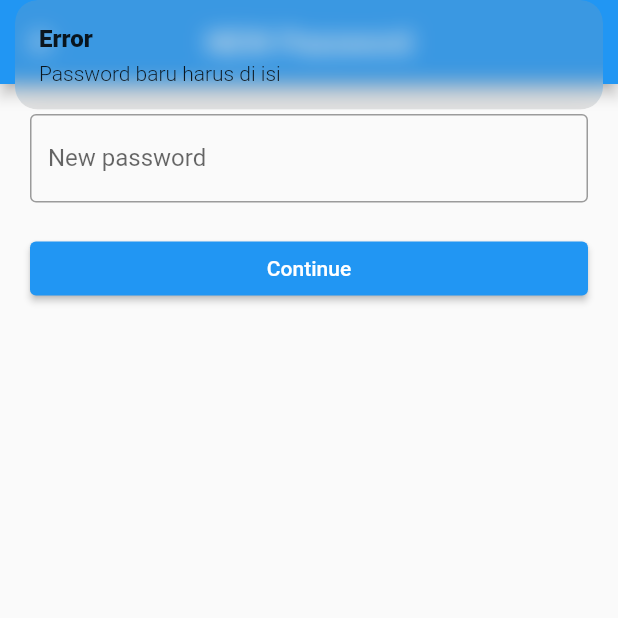
After one commit to agedz1911/Absensi, a Flutter app: the NewPasswordView screen opened by its route, after a tap on "Continue", on a phone screen of 412 x 824 dp, the top half of it. The commit adds this screen. Run offline on Flutter 3.47's test engine with Material 2 defaults, Android fonts, the phone set to English and light mode, and no system bars; our stand-ins replace cloud_firestore, firebase_auth, firebase_core, get; accounts and stored records are empty.

Commit message:
3rd commit

```diff
--- a/lib/app/modules/add_pegawai/views/add_pegawai_view.dart
+++ b/lib/app/modules/add_pegawai/views/add_pegawai_view.dart
@@ -18,6 +18,7 @@ class AddPegawaiView extends GetView<AddPegawaiController> {
         children: [
           TextField(
             controller: controller.nipC,
+            autocorrect: false,
             decoration: InputDecoration(
               labelText: "NIP",
               border: OutlineInputBorder(),
@@ -26,6 +27,7 @@ class AddPegawaiView extends GetView<AddPegawaiController> {
           SizedBox(height: 20),
           TextField(
             controller: controller.nameC,
+            autocorrect: false,
             decoration: InputDecoration(
               labelText: "Name",
               border: OutlineInputBorder(),
@@ -34,6 +36,7 @@ class AddPegawaiView extends GetView<AddPegawaiController> {
           SizedBox(height: 20),
           TextField(
             controller: controller.emailC,
+            autocorrect: false,
             decoration: InputDecoration(
               labelText: "Email",
               border: OutlineInputBorder(),
--- a/lib/app/modules/login/views/login_view.dart
+++ b/lib/app/modules/login/views/login_view.dart
@@ -18,6 +18,7 @@ class LoginView extends GetView<LoginController> {
         children: [
           TextField(
             controller: controller.emailC,
+            autocorrect: false,
             decoration: InputDecoration(
               labelText: "email",
               border: OutlineInputBorder(),
@@ -26,6 +27,7 @@ class LoginView extends GetView<LoginController> {
           SizedBox(height: 20),
           TextField(
             controller: controller.passC,
+            autocorrect: false,
             obscureText: true,
             decoration: InputDecoration(
               labelText: "password",
--- /dev/null
+++ b/lib/app/modules/new_password/bindings/new_password_binding.dart
@@ -0,0 +1,12 @@
+import 'package:get/get.dart';
+
+import '../controllers/new_password_controller.dart';
+
+class NewPasswordBinding extends Bindings {
+  @override
+  void dependencies() {
+    Get.lazyPut<NewPasswordController>(
+      () => NewPasswordController(),
+    );
+  }
+}
--- /dev/null
+++ b/lib/app/modules/new_password/controllers/new_password_controller.dart
@@ -0,0 +1,41 @@
+import 'package:absensi/app/routes/app_pages.dart';
+import 'package:firebase_auth/firebase_auth.dart';
+import 'package:flutter/cupertino.dart';
+import 'package:get/get.dart';
+
+class NewPasswordController extends GetxController {
+  TextEditingController newPassC = TextEditingController();
+  FirebaseAuth auth = FirebaseAuth.instance;
+
+  void newPassword() async {
+    if(newPassC.text.isNotEmpty) {
+      if(newPassC.text != "password") {
+        try {
+          String email = auth.currentUser!.email!;
+          await auth.currentUser!.updatePassword(newPassC.text);
+
+          await auth.signOut();
+
+          await auth.signInWithEmailAndPassword(
+            email: email,
+            password: newPassC.text
+          );
+
+          Get.offAllNamed(Routes.HOME);
+        } on FirebaseAuthException catch (e) {
+          if (e.code == 'weak-password') {
+          //print('No user found for that email.');
+          Get.snackbar("Error", "Masukan password yang lebih kuat, setidaknya 6 karakter");
+          }
+        } catch (e) {
+          Get.snackbar("Error", "Tidak dapat membuat password baru. hubungi admin");
+        }
+
+      } else {
+        Get.snackbar("Error", "password harus berbeda dengan sebelumnya");
+      }
+    } else {
+      Get.snackbar("Error", "Password baru harus di isi");
+    }
+  }
+}
--- /dev/null
+++ b/lib/app/modules/new_password/views/new_password_view.dart
@@ -0,0 +1,39 @@
+import 'package:flutter/material.dart';
+
+import 'package:get/get.dart';
+
+import '../controllers/new_password_controller.dart';
+
+class NewPasswordView extends GetView<NewPasswordController> {
+  const NewPasswordView({Key? key}) : super(key: key);
+  @override
+  Widget build(BuildContext context) {
+    return Scaffold(
+      appBar: AppBar(
+        title: const Text('NEW Password'),
+        centerTitle: true,
+      ),
+      body: ListView(
+        padding: const EdgeInsets.all(20),
+        children: [
+          TextField(
+            controller: controller.newPassC,
+            autocorrect: false,
+            obscureText: true,
+            decoration: InputDecoration(
+              labelText: "New password",
+              border: OutlineInputBorder(),
+            ),
+          ),
+          SizedBox(height: 20),
+          ElevatedButton(
+            onPressed: () {
+              controller.newPassword();
+            },
+            child: Text("Continue")
+          ),
+        ],
+      ),
+    );
+  }
+}
--- a/lib/app/routes/app_pages.dart
+++ b/lib/app/routes/app_pages.dart
@@ -6,6 +6,8 @@ import '../modules/home/bindings/home_binding.dart';
 import '../modules/home/views/home_view.dart';
 import '../modules/login/bindings/login_binding.dart';
 import '../modules/login/views/login_view.dart';
+import '../modules/new_password/bindings/new_password_binding.dart';
+import '../modules/new_password/views/new_password_view.dart';
 
 part 'app_routes.dart';
 
@@ -30,5 +32,10 @@ class AppPages {
       page: () => const LoginView(),
       binding: LoginBinding(),
     ),
+    GetPage(
+      name: _Paths.NEW_PASSWORD,
+      page: () => const NewPasswordView(),
+      binding: NewPasswordBinding(),
+    ),
   ];
 }
--- a/lib/app/routes/app_routes.dart
+++ b/lib/app/routes/app_routes.dart
@@ -6,6 +6,7 @@ abstract class Routes {
   static const HOME = _Paths.HOME;
   static const ADD_PEGAWAI = _Paths.ADD_PEGAWAI;
   static const LOGIN = _Paths.LOGIN;
+  static const NEW_PASSWORD = _Paths.NEW_PASSWORD;
 }
 
 abstract class _Paths {
@@ -13,4 +14,5 @@ abstract class _Paths {
   static const HOME = '/home';
   static const ADD_PEGAWAI = '/add-pegawai';
   static const LOGIN = '/login';
+  static const NEW_PASSWORD = '/new-password';
 }
```
Also changed, not shown: lib/app/modules/login/controllers/login_controller.dart (+24 -1 lines).
